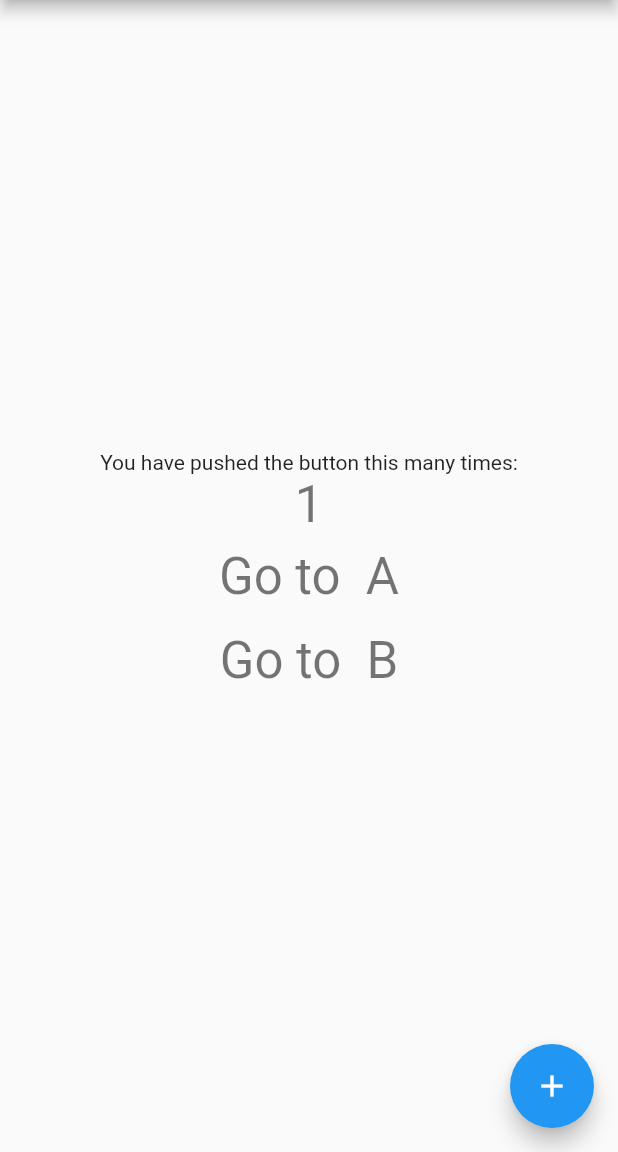
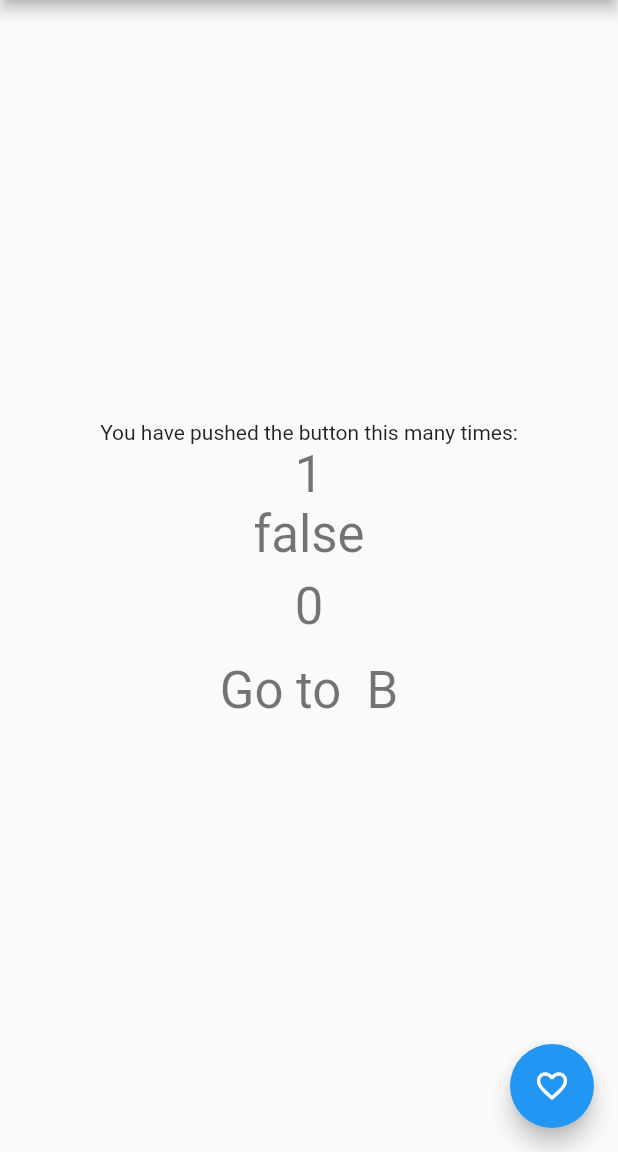
Before and after one commit to felexkuria/state_app, a Flutter app: the screen it shows after launch, on a phone screen of 412 x 824 dp, the part 84-1236 px from its top. Run offline on Flutter 3.47's test engine with Material 2 defaults, Android fonts, the phone set to English and light mode, and no system bars.

```diff
--- a/lib/main.dart
+++ b/lib/main.dart
@@ -1,10 +1,13 @@
 import 'package:flutter/material.dart';
+import 'package:provider/provider.dart';
+import 'package:state_app/model/favourite.dart';
 import 'package:state_app/page-2.dart';
 
 import 'stateful_widget.dart';
 
 void main() {
-  runApp(const MyApp());
+  runApp(ChangeNotifierProvider(
+      create: (context) => Favourite(), child: const MyApp()));
 }
 
 class MyApp extends StatelessWidget {
@@ -100,6 +103,12 @@ class _MyHomePageState extends State<MyHomePage> {
               '$_counter',
               style: Theme.of(context).textTheme.headline4,
             ),
+            Consumer<Favourite>(
+              builder: (BuildContext context, favourite, Widget? child) => Text(
+                '${favourite.isToggled}',
+                style: Theme.of(context).textTheme.headline4,
+              ),
+            ),
             TextButton(
               onPressed: () {
                 Navigator.of(context).push(
@@ -112,7 +121,7 @@ class _MyHomePageState extends State<MyHomePage> {
                 );
               },
               child: Text(
-                "Go to  A",
+                "${context.watch<Favourite>().like}",
                 style: Theme.of(context).textTheme.headline4,
               ),
             ),
@@ -134,9 +143,13 @@ class _MyHomePageState extends State<MyHomePage> {
         ),
       ),
       floatingActionButton: FloatingActionButton(
-        onPressed: _incrementCounter,
+        onPressed: () {
+          context.read<Favourite>().liked();
+        },
         tooltip: 'Increment',
-        child: const Icon(Icons.add),
+        child: context.read<Favourite>().isToggled == true
+            ? const Icon(Icons.favorite)
+            : const Icon(Icons.favorite_border_outlined),
       ), // This trailing comma makes auto-formatting nicer for build methods.
     );
   }
--- /dev/null
+++ b/lib/model/favourite.dart
@@ -0,0 +1,17 @@
+import 'package:flutter/cupertino.dart';
+
+class Favourite with ChangeNotifier {
+  int like = 0;
+  bool isToggled = false;
+  bool liked() {
+    // if (!isToggled) {
+    //   like++;
+    // } else {
+    //   like--;
+    // }
+    isToggled != true ? like++ : like--;
+    notifyListeners();
+
+    return isToggled = !isToggled;
+  }
+}
```
Also changed, not shown: pubspec.yaml (+4 -12 lines), pubspec.lock.
